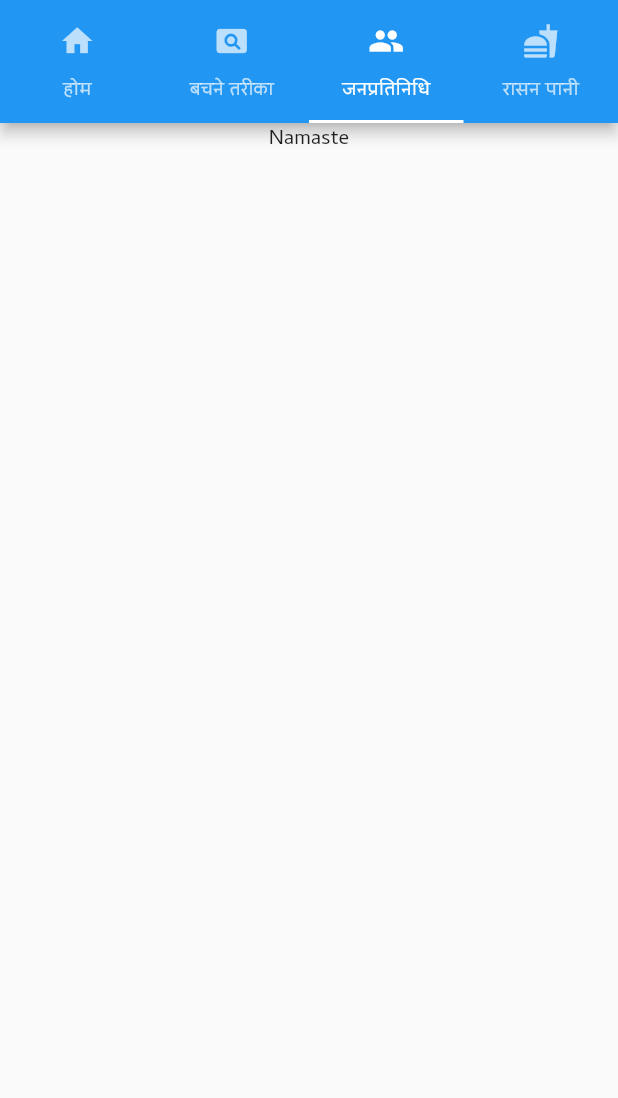
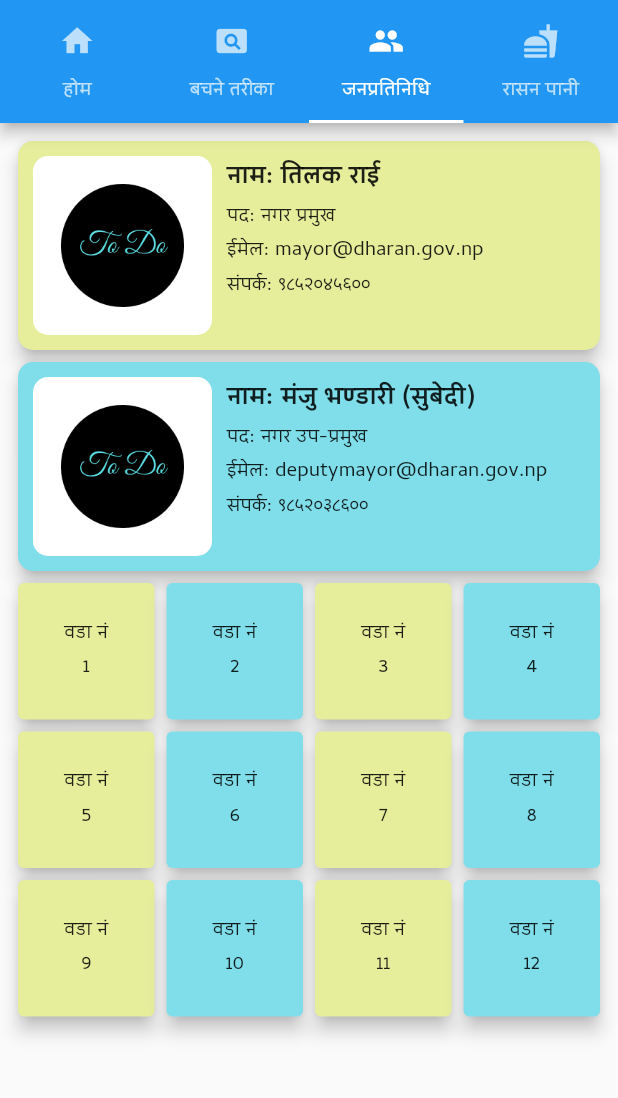
Before and after one commit to aashizpoudel/covidapp, a Flutter app: the screen it shows after launch, tab 3 chosen, on a phone screen of 412 x 824 dp, the part 72-1170 px from its top. Run offline on Flutter 3.47's test engine with Material 2 defaults, Android fonts, the phone set to English and light mode, and no system bars.

Commit message:
thirdtab

```diff
--- a/lib/Screens/third_tab.dart
+++ b/lib/Screens/third_tab.dart
@@ -1,14 +1,111 @@
 import 'package:flutter/material.dart';
 
 class ThirdTab extends StatelessWidget {
+
+
+  Color getColor(i){
+    Color color;
+    if(i % 2 == 0){
+      color = Colors.lime[200];
+    }else
+    {
+      color = Colors.cyan[200];
+    }
+    return color;
+  }
   @override
   Widget build(BuildContext context) {
-    return Column(
-      children: <Widget>[
-        Text(
-          'Namaste'
-        )
-      ],
+    return Padding(
+      padding: const EdgeInsets.all(8.0),
+      child: Column(
+        children: <Widget>[
+          NameCard(
+            image: 'images/ToDo.png',
+            name: 'तिलक राई',
+            phNo: '९८५२०४५६००',
+            email: 'mayor@dharan.gov.np',
+            post: 'नगर प्रमुख',
+            color: Colors.lime[200],
+          ),
+          NameCard(
+            image: 'images/ToDo.png',
+            name: 'मंजु भण्डारी (सुबेदी)',
+            phNo: '९८५२०३८६००',
+            email: 'deputymayor@dharan.gov.np',
+            post: 'नगर उप-प्रमुख',
+            color: Colors.cyan[200],
+          ),
+          Expanded(
+            child: GridView.builder(
+                itemCount: 12,
+                gridDelegate: SliverGridDelegateWithFixedCrossAxisCount(
+                    crossAxisCount: 4),
+                itemBuilder: (context, i) {
+                  return Card(
+                    color: getColor(i),
+                    elevation: 5,
+                    child: Column(
+                      mainAxisAlignment: MainAxisAlignment.center,
+                      children: <Widget>[Text('वडा नं'), Text('${i + 1}')],
+                    ),
+                  );
+                }),
+          )
+        ],
+      ),
     );
   }
 }
+
+class NameCard extends StatelessWidget {
+  final String image;
+  final String name;
+  final String post;
+  final String email;
+  final String phNo;
+  final Color color;
+
+  const NameCard(
+      {this.image, this.name, this.post, this.email, this.phNo, this.color});
+  @override
+  Widget build(BuildContext context) {
+    return Card(
+      color: color,
+      elevation: 5,
+      shape: RoundedRectangleBorder(
+        borderRadius: BorderRadius.circular(10),
+      ),
+      child: Padding(
+        padding: const EdgeInsets.all(10.0),
+        child: Row(
+          crossAxisAlignment: CrossAxisAlignment.start,
+          children: <Widget>[
+            Expanded(
+                child: ClipRRect(
+              borderRadius: BorderRadius.circular(10),
+              child: Image.asset(image),
+            )),
+            SizedBox(
+              width: 10,
+            ),
+            Expanded(
+              flex: 2,
+              child: Column(
+                crossAxisAlignment: CrossAxisAlignment.start,
+                children: <Widget>[
+                  Text(
+                    'नाम: $name',
+                    style: TextStyle(fontWeight: FontWeight.bold, fontSize: 18),
+                  ),
+                  Text('पद: $post'),
+                  Text('ईमेल: $email'),
+                  Text('संपर्क: $phNo'),
+                ],
+              ),
+            ),
+          ],
+        ),
+      ),
+    );
+  }
+}
--- a/pubspec.yaml
+++ b/pubspec.yaml
@@ -41,8 +41,8 @@ flutter:
   uses-material-design: true
 
   # To add assets to your application, add an assets section, like this:
-  # assets:
-  #  - images/a_dot_burr.jpeg
+  assets:
+   - images/ToDo.png
   #  - images/a_dot_ham.jpeg
 
   # An image asset can refer to one or more resolution-specific "variants", see
```
Also changed, not shown: images/ToDo.png (added).
